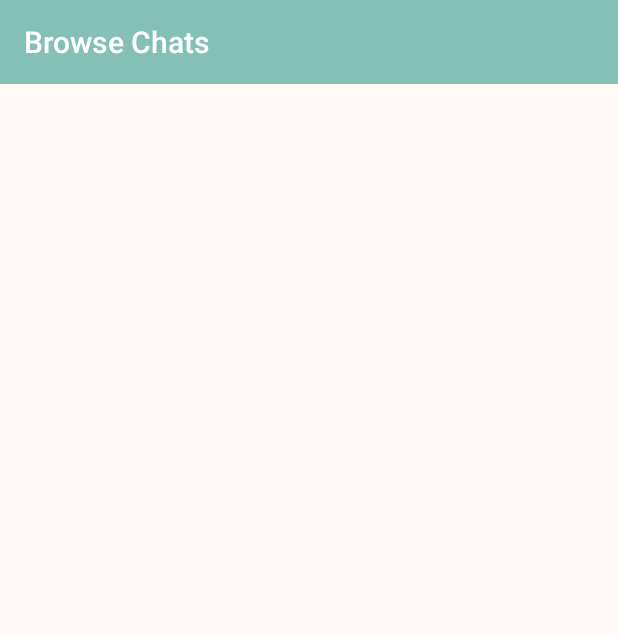
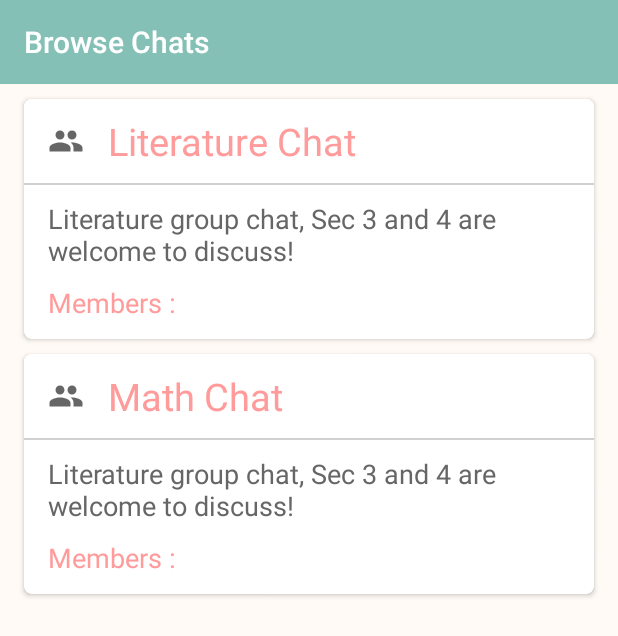
Before and after one commit to saltedfishxx/findastuddy, an Android app: the fragment BrowseFragment shown on its own in the app's theme, on a phone screen of 412 x 824 dp. Shown: the top 636 px of the screen. Run offline under Robolectric (Android 15) with nearby library versions, the phone set to English and light mode, and no system bars; 1 statement that could not run was skipped.

Commit message:
I did the thing with browse chat

```diff
--- a/app/src/main/java/mapp/com/sg/mapp_ca1/Adapter/BrowseAdapter.java
+++ b/app/src/main/java/mapp/com/sg/mapp_ca1/Adapter/BrowseAdapter.java
@@ -27,6 +27,7 @@ public class BrowseAdapter extends RecyclerView.Adapter<BrowseAdapter.BrowseView
         this.bContext = context;
         this.browseList = new ArrayList<>();
         this.browseList.add("Literature Chat");
+        this.browseList.add("Math Chat");
     }
 
     private Context getbContext() {
@@ -50,9 +51,8 @@ public class BrowseAdapter extends RecyclerView.Adapter<BrowseAdapter.BrowseView
         String chat = browseList.get(position);
         // Set contents for each view
         holder.tvChatName.setText(chat);
-        holder.tvChatDesc.setText(chat);
-        holder.tvMembers.setText(chat);
-
+//        holder.tvChatDesc.setText(chat);
+//        holder.tvMembers.setText(chat);
     }
 
     @Override
--- a/app/src/main/java/mapp/com/sg/mapp_ca1/BrowseFragment.java
+++ b/app/src/main/java/mapp/com/sg/mapp_ca1/BrowseFragment.java
@@ -3,16 +3,25 @@ package mapp.com.sg.mapp_ca1;
 
 import android.os.Bundle;
 import android.support.v4.app.Fragment;
+import android.support.v7.widget.LinearLayoutManager;
+import android.support.v7.widget.RecyclerView;
 import android.support.v7.widget.Toolbar;
 import android.view.LayoutInflater;
 import android.view.View;
 import android.view.ViewGroup;
+
+import mapp.com.sg.mapp_ca1.Adapter.BrowseAdapter;
+import mapp.com.sg.mapp_ca1.Adapter.MainAdapter;
 
 
 /**
  * A simple {@link Fragment} subclass.
  */
 public class BrowseFragment extends Fragment {
+
+    private RecyclerView bRecyclerView;
+    private BrowseAdapter bAdapter;
+
 
     public BrowseFragment() {
         // Required empty public constructor
@@ -22,14 +31,26 @@ public class BrowseFragment extends Fragment {
     @Override
     public View onCreateView(LayoutInflater inflater, ViewGroup container,
                              Bundle savedInstanceState) {
+        // Inflate the layout for this fragment
+        View view = inflater.inflate(R.layout.fragment_browse, container,false);
 
-        // Inflate the layout for this fragment
+        //init recycler view
+        bRecyclerView = (RecyclerView) view.findViewById(R.id.bRecyclerView);
 
-        View view = inflater.inflate(R.layout.fragment_browse, container, false);
+        final LinearLayoutManager layoutManager = new LinearLayoutManager(getActivity());
+        layoutManager.setOrientation(LinearLayoutManager.VERTICAL);
+        bRecyclerView.setLayoutManager(layoutManager);
+
+        bAdapter = new BrowseAdapter(getContext());
+        bRecyclerView.setAdapter(bAdapter);
+
         //add toolbar
-        android.support.v7.widget.Toolbar myToolbar = (android.support.v7.widget.Toolbar) view.findViewById(R.id.browseToolBar);
-        ((MainActivity) getActivity()).setSupportActionBar(myToolbar);
+        Toolbar myToolbar = (Toolbar) view.findViewById(R.id.browseToolBar);
+        ((MainActivity)getActivity()).setSupportActionBar(myToolbar);
+
+
         return view;
     }
 
+
 }
--- a/app/src/main/res/layout/fragment_browse.xml
+++ b/app/src/main/res/layout/fragment_browse.xml
@@ -9,7 +9,8 @@
 
     <RelativeLayout
         android:layout_width="match_parent"
-        android:layout_height="match_parent">
+        android:layout_height="match_parent"
+        >
 
         <android.support.v7.widget.Toolbar
             android:id="@+id/browseToolBar"
@@ -18,11 +19,12 @@
             android:background="@color/main_edit"
             android:theme="@style/ThemeOverlay.AppCompat.Dark.ActionBar"
             app:title="Browse Chats" />
-        <!-- TODO: Update blank fragment layout -->
-    <android.support.v7.widget.RecyclerView
-        android:id="@+id/bRecyclerView"
-        android:layout_width="match_parent"
-        android:layout_height="match_parent" />
+
+        <android.support.v7.widget.RecyclerView
+            android:id="@+id/bRecyclerView"
+            android:layout_width="match_parent"
+            android:layout_height="match_parent"
+            android:layout_below="@+id/browseToolBar" />
 
     </RelativeLayout>
 
--- a/app/src/main/res/layout/layout_browse.xml
+++ b/app/src/main/res/layout/layout_browse.xml
@@ -1,23 +1,32 @@
 <?xml version="1.0" encoding="utf-8"?>
-<android.support.v7.widget.CardView xmlns:android="http://schemas.android.com/apk/res/android"
+<android.support.v7.widget.CardView
+    xmlns:android="http://schemas.android.com/apk/res/android"
     android:layout_width="match_parent"
     android:layout_height="wrap_content"
-    android:paddingTop="@dimen/activity_vertical_margin">
+    xmlns:app="http://schemas.android.com/apk/res-auto"
+    android:layout_marginLeft="@dimen/activity_horizontal_margin"
+    android:layout_marginRight="@dimen/activity_horizontal_margin"
+    android:layout_marginTop="@dimen/activity_minor_margin"
+    app:cardCornerRadius="5dp">
 
     <RelativeLayout
         android:layout_width="match_parent"
         android:layout_height="150dp"
-        android:layout_marginLeft="@dimen/activity_horizontal_margin"
-        android:layout_marginRight="@dimen/activity_horizontal_margin"
-        android:layout_marginTop="@dimen/activity_horizontal_margin"
+        android:layout_marginBottom="@dimen/activity_minor_margin"
         android:background="@color/cardview_light_background">
+
+        <LinearLayout
+            android:id="@+id/bTop"
+            android:layout_width="match_parent"
+            android:layout_height="wrap_content"
+            android:gravity="left"
+            android:orientation="horizontal">
 
             <ImageView
                 android:id="@+id/bprofileimage"
                 android:layout_width="wrap_content"
                 android:layout_height="wrap_content"
-            android:layout_alignParentLeft="true"
-            android:layout_alignParentStart="true"
+                android:layout_gravity="center_vertical"
                 android:layout_margin="@dimen/activity_horizontal_margin"
                 android:src="@drawable/ic_group_black_24dp" />
 
@@ -25,19 +34,20 @@
                 android:id="@+id/bchat1"
                 android:layout_width="wrap_content"
                 android:layout_height="wrap_content"
-            android:layout_alignBottom="@+id/bprofileimage"
-            android:layout_toEndOf="@+id/bprofileimage"
+                android:layout_gravity="center_vertical"
                 android:text="Literature Chat"
                 android:textColor="@color/text_color"
-            android:textSize="16sp" />
+                android:textSize="25sp" />
+        </LinearLayout>
+
 
         <View
             android:id="@+id/viewSep"
             android:layout_width="match_parent"
-            android:layout_height="2dp"
+            android:layout_height="1dp"
             android:layout_alignParentStart="true"
-            android:layout_below="@+id/bprofileimage"
-            android:background="@color/cardview_dark_background" />
+            android:layout_below="@+id/bTop"
+            android:background="@color/light_grey" />
 
         <TextView
             android:id="@+id/btxtDesc"
@@ -48,7 +58,8 @@
             android:layout_marginRight="@dimen/activity_horizontal_margin"
             android:layout_marginTop="@dimen/activity_minor_margin"
             android:text="Literature group chat, Sec 3 and 4 are welcome to discuss! "
-            android:textColor="@color/dark_text" />
+            android:textColor="@color/grey"
+            android:textSize="18sp"/>
 
         <TextView
             android:id="@+id/btxtMemCount"
@@ -59,7 +70,9 @@
             android:layout_marginRight="@dimen/activity_horizontal_margin"
             android:layout_marginTop="@dimen/activity_minor_margin"
             android:text="Members : "
-            android:textColor="@color/text_color" />
+            android:textColor="@color/text_color"
+            android:textSize="18sp"
+            />
     </RelativeLayout>
 
 </android.support.v7.widget.CardView>
```
Lines whose indentation alone changed are shown as unchanged.
